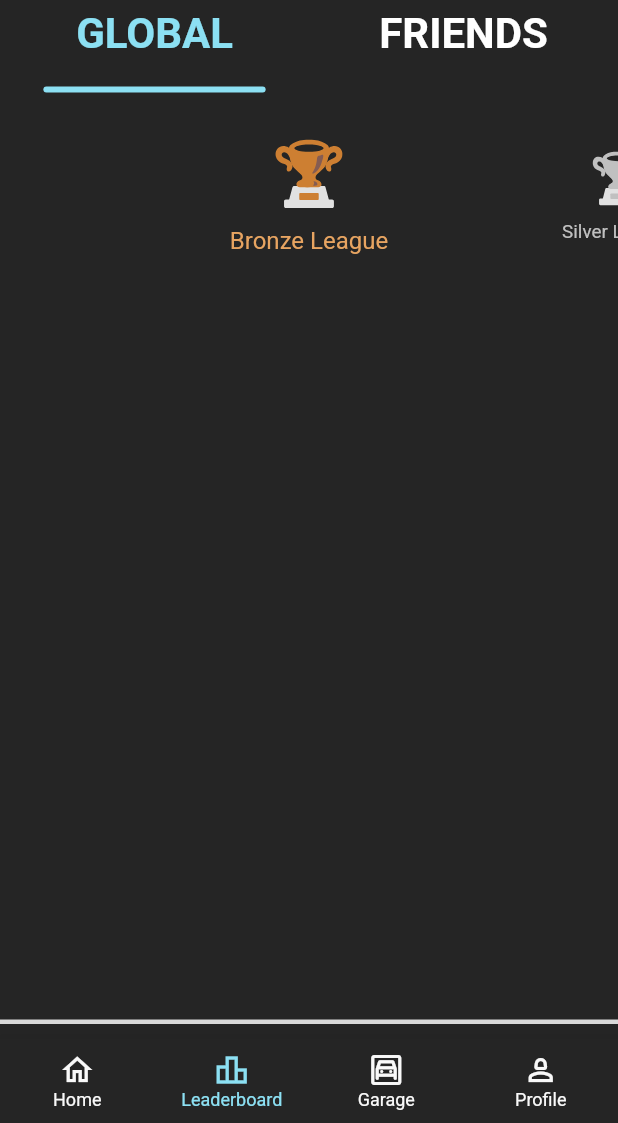
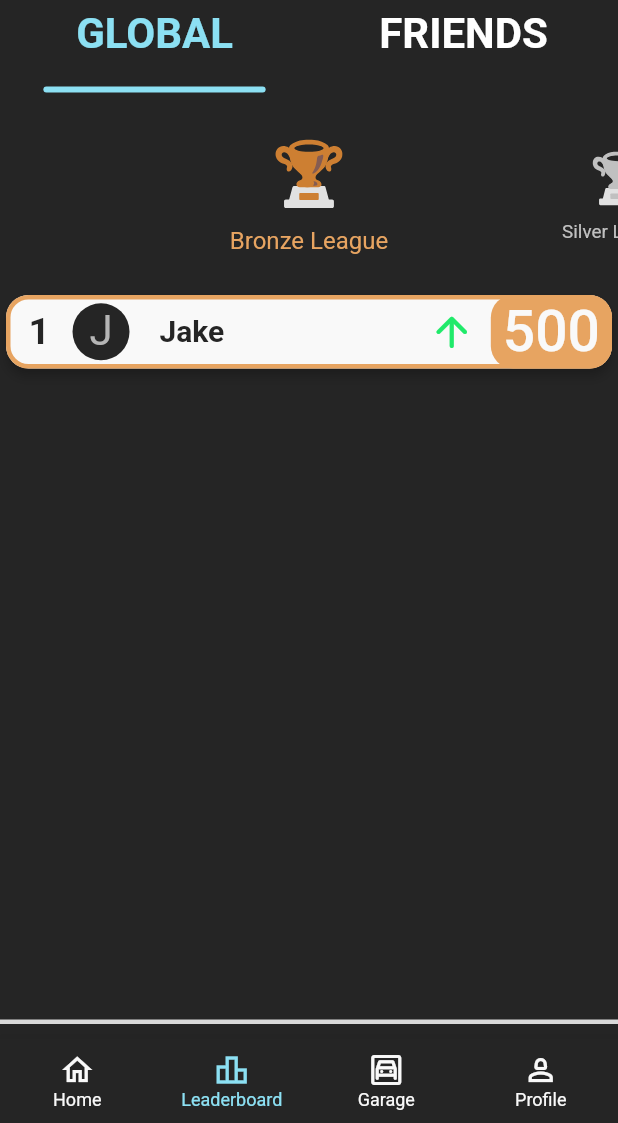
Before and after one commit to jwlim94/drive_safe, a Flutter app: the screen it shows once a user with an empty profile is signed in, item 2 of the bottom bar chosen, on a phone screen of 412 x 824 dp, the part 113-1236 px from its top. Run offline on Flutter 3.47's test engine with Material 3 defaults, Android fonts, the phone set to English and light mode, and no system bars; drawn by our look-alikes of carousel_slider; our stand-ins replace cloud_firestore, confetti, firebase_auth, firebase_core, flutter_riverpod, flutter_svg and 3 more; missing offline and left inert: dart:ffi; accounts and stored records are empty; generated files the repository leaves out were written again.

Commit message:
Add new colors for up and down arrows, add new custom player card, and add new text styles for custom player card. Update carousel to change state when sliding between leagues.

```diff
--- a/lib/src/features/leaderboard/presentation/leaderboard_screen.dart
+++ b/lib/src/features/leaderboard/presentation/leaderboard_screen.dart
@@ -1,7 +1,11 @@
+import 'dart:async';
+import 'dart:ffi';
+
 import 'package:carousel_slider/carousel_slider.dart';
 import 'package:drive_safe/src/features/leaderboard/domain/leagues.dart';
 import 'package:drive_safe/src/shared/constants/app_colors.dart';
 import 'package:drive_safe/src/shared/constants/text_styles.dart';
+import 'package:drive_safe/src/shared/widgets/custom_player_card.dart';
 import 'package:drive_safe/src/shared/widgets/custom_tab_indicator.dart';
 import 'package:flutter/material.dart';
 import 'package:flutter_svg/svg.dart';
@@ -18,6 +22,7 @@ class _LeaderboardScreenState extends State<LeaderboardScreen>
   late TabController _tabController;
   int _selectedIndex = 0;
   List<League> _leagues = [];
+  int currentIndex = 0;
 
   @override
   void initState() {
@@ -36,6 +41,8 @@ class _LeaderboardScreenState extends State<LeaderboardScreen>
   Widget build(BuildContext context) {
     final double screenWidth = MediaQuery.of(context).size.width;
     final double indicatorWidth = (screenWidth * 0.5) - (screenWidth * 0.15);
+    CarouselSliderController buttonCarouselController =
+        CarouselSliderController();
 
     return Scaffold(
       body: Column(
@@ -73,6 +80,7 @@ class _LeaderboardScreenState extends State<LeaderboardScreen>
           // Check selected tab and display the respective content
           if (_selectedIndex == 0) ...[
             CarouselSlider(
+              carouselController: buttonCarouselController,
               options: CarouselOptions(
                 height: 125,
                 autoPlay: false,
@@ -80,6 +88,11 @@ class _LeaderboardScreenState extends State<LeaderboardScreen>
                 enlargeFactor: .4,
                 enableInfiniteScroll: false,
                 viewportFraction: 0.5,
+                onPageChanged: (index, reason) {
+                  setState(() {
+                    currentIndex = index;
+                  });
+                },
               ),
               items: _leagues.map((league) {
                 return Builder(
@@ -107,6 +120,21 @@ class _LeaderboardScreenState extends State<LeaderboardScreen>
                 );
               }).toList(),
             ),
+            Column(children: [
+              CustomPlayerCard(
+                position: 1, //Put in player stats
+                playerName: "Jake", //Put in player name
+                onPressed: VoidCallbackAction.new,
+                backgroundColor: AppColors.customWhite,
+                leaguePositionColor:
+                    _leagues[currentIndex].color, //Put in player stats
+                borderOutline:
+                    _leagues[currentIndex].color, //Put in player stats
+                points: 500, //Put in player stats
+                positionMovement: "Increased", //Put in player stats
+                playerColor: AppColors.customBlack, //Put in player color
+              ),
+            ]),
           ],
           if (_selectedIndex == 1) ...[
             const Center(
--- a/lib/src/shared/constants/app_colors.dart
+++ b/lib/src/shared/constants/app_colors.dart
@@ -29,4 +29,8 @@ class AppColors {
   static const emeraldLeague = Color(0xFF448f60);
   static const rubyLeague = Color(0xFFba4588);
   static const diamondLeague = Color(0xFF1a857f);
+
+  //Leaderboard Colors
+  static const upArrow = Color(0xFF20ea6a);
+  static const downArrow = Color(0xFFf03d3e);
 }
--- a/lib/src/shared/constants/text_styles.dart
+++ b/lib/src/shared/constants/text_styles.dart
@@ -77,4 +77,18 @@ class TextStyles {
     fontWeight: FontWeight.bold,
     letterSpacing: 0,
   );
+
+  static const playerNamePositionCardText = TextStyle(
+    fontSize: 20,
+    color: AppColors.customBlack,
+    fontWeight: FontWeight.bold,
+    letterSpacing: 0,
+  );
+
+  static const playerPositionPositionCardText = TextStyle(
+    fontSize: 25,
+    color: AppColors.customBlack,
+    fontWeight: FontWeight.bold,
+    letterSpacing: 0,
+  );
 }
--- /dev/null
+++ b/lib/src/shared/widgets/custom_player_card.dart
@@ -0,0 +1,121 @@
+import 'package:drive_safe/src/shared/constants/app_colors.dart';
+import 'package:flutter/material.dart';
+import 'package:drive_safe/src/shared/constants/text_styles.dart';
+
+class CustomPlayerCard extends StatelessWidget {
+  final int position;
+  final int points;
+  final String playerName;
+  final VoidCallback? onPressed;
+  final Color backgroundColor;
+  final Color leaguePositionColor;
+  final double verticalPadding;
+  final double horizontalPadding;
+  final double borderRadius;
+  final Color borderOutline;
+  final Icon icon;
+  final Color playerColor;
+  final String positionMovement;
+
+  const CustomPlayerCard({
+    super.key,
+    required this.position,
+    this.points = 100,
+    this.playerName = "Player Name",
+    this.onPressed,
+    this.backgroundColor = Colors.white,
+    this.leaguePositionColor = Colors.white,
+    this.verticalPadding = 0,
+    this.horizontalPadding = 0,
+    this.borderRadius = 15,
+    this.borderOutline = Colors.white,
+    this.icon = const Icon(Icons.remove),
+    this.playerColor = AppColors.customBlack,
+    this.positionMovement = "",
+  });
+
+  @override
+  Widget build(BuildContext context) {
+    return Card(
+      shape: RoundedRectangleBorder(
+        borderRadius: BorderRadius.circular(borderRadius),
+        side: position == 1
+            ? BorderSide(
+                color: borderOutline,
+                width: 3,
+              )
+            : BorderSide.none,
+      ),
+      elevation: 3,
+      color: backgroundColor,
+      child: Padding(
+        padding: EdgeInsets.symmetric(
+          vertical: verticalPadding,
+          horizontal: horizontalPadding,
+        ),
+        child: Row(
+          children: [
+            // Position Number
+            Padding(
+              padding: const EdgeInsets.symmetric(horizontal: 15.0),
+              child: Text(
+                position.toString(),
+                style: TextStyles.playerPositionPositionCardText,
+              ),
+            ),
+
+            // Profile Icon Placeholder
+            CircleAvatar(
+              backgroundColor: playerColor, // Placeholder color
+              radius: 19,
+              child: Text(
+                playerName[0],
+                style: TextStyles.h3.copyWith(color: AppColors.customDarkGray),
+              ),
+            ),
+
+            // Player Name
+            Padding(
+              padding: const EdgeInsets.symmetric(horizontal: 20.0),
+              child: Text(
+                playerName,
+                style: TextStyles.playerNamePositionCardText,
+              ),
+            ),
+
+            const Spacer(), // Pushes points and icon to the right
+
+            Row(
+              children: [
+                positionMovement == "Increased"
+                    ? const Icon(Icons.arrow_upward_rounded,
+                        color: AppColors.upArrow, size: 32)
+                    : positionMovement == "Decreased"
+                        ? const Icon(Icons.arrow_downward_rounded,
+                            color: AppColors.downArrow, size: 32)
+                        : const Icon(Icons.remove,
+                            color: AppColors.customBlack, size: 32)
+              ],
+            ),
+
+            const SizedBox(width: 10),
+
+            // Points
+            Container(
+              decoration: BoxDecoration(
+                  borderRadius: BorderRadius.circular(15),
+                  color: leaguePositionColor),
+              child: Padding(
+                padding: const EdgeInsets.symmetric(horizontal: 8.0),
+                child: Text(
+                  points.toString(),
+                  style: TextStyles.h2,
+                ),
+              ),
+            ),
+          ],
+        ),
+      ),
+    );
+  }
+}
```
